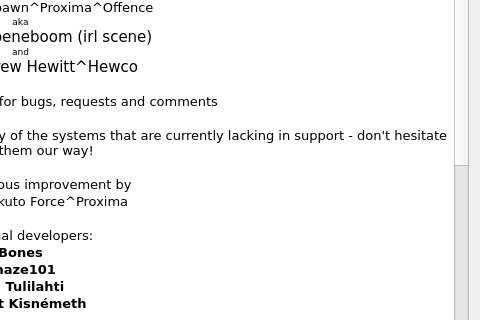
leuat/TRSE, file source/dialogabout.ui: the form before one commit; both pictures show x 425 to 905 and y 123 to 443 of the 905 by 534 pixel window.
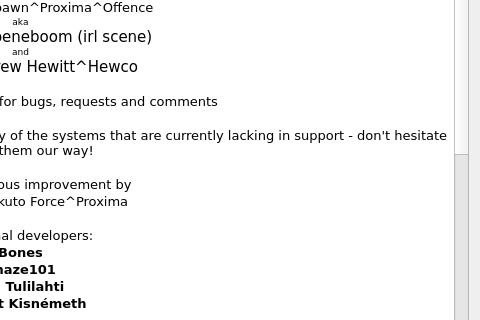
The form after the commit. Icons and pictures are not drawn.

The edit to the form file:
```diff
--- a/source/dialogabout.ui
+++ b/source/dialogabout.ui
@@ -80,6 +80,8 @@
 &lt;p align=&quot;center&quot; style=&quot;-qt-paragraph-type:empty; margin-top:0px; margin-bottom:0px; margin-left:0px; margin-right:0px; -qt-block-indent:0; text-indent:0px;&quot;&gt;&lt;br /&gt;&lt;/p&gt;
 &lt;p align=&quot;center&quot; style=&quot; margin-top:0px; margin-bottom:0px; margin-left:0px; margin-right:0px; -qt-block-indent:0; text-indent:0px;&quot;&gt;Z80 LZ4 decompression code by Yann Collet&lt;/p&gt;
 &lt;p align=&quot;center&quot; style=&quot;-qt-paragraph-type:empty; margin-top:0px; margin-bottom:0px; margin-left:0px; margin-right:0px; -qt-block-indent:0; text-indent:0px;&quot;&gt;&lt;br /&gt;&lt;/p&gt;
+&lt;p align=&quot;center&quot; style=&quot; margin-top:0px; margin-bottom:0px; margin-left:0px; margin-right:0px; -qt-block-indent:0; text-indent:0px;&quot;&gt;BBC Disc tools by Rich Talbot-Watkins&lt;/p&gt;
+&lt;p align=&quot;center&quot; style=&quot;-qt-paragraph-type:empty; margin-top:0px; margin-bottom:0px; margin-left:0px; margin-right:0px; -qt-block-indent:0; text-indent:0px;&quot;&gt;&lt;br /&gt;&lt;/p&gt;
 &lt;p align=&quot;center&quot; style=&quot; margin-top:0px; margin-bottom:0px; margin-left:0px; margin-right:0px; -qt-block-indent:0; text-indent:0px;&quot;&gt;Big thanks to the following beta testers&lt;/p&gt;
 &lt;p align=&quot;center&quot; style=&quot;-qt-paragraph-type:empty; margin-top:0px; margin-bottom:0px; margin-left:0px; margin-right:0px; -qt-block-indent:0; text-indent:0px;&quot;&gt;&lt;br /&gt;&lt;/p&gt;
 &lt;p align=&quot;center&quot; style=&quot; margin-top:0px; margin-bottom:0px; margin-left:0px; margin-right:0px; -qt-block-indent:0; text-indent:0px;&quot;&gt;Damian Woroch&lt;/p&gt;
```
